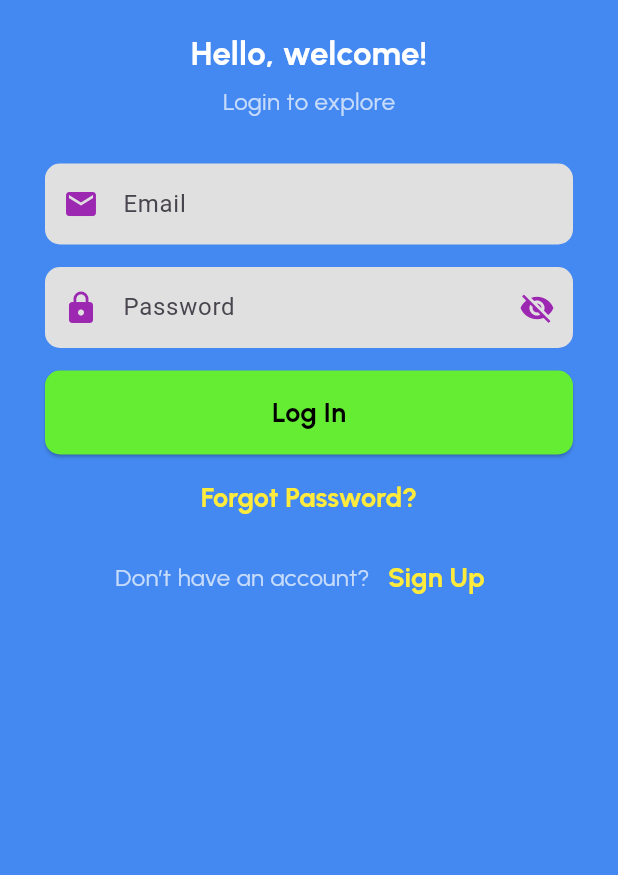
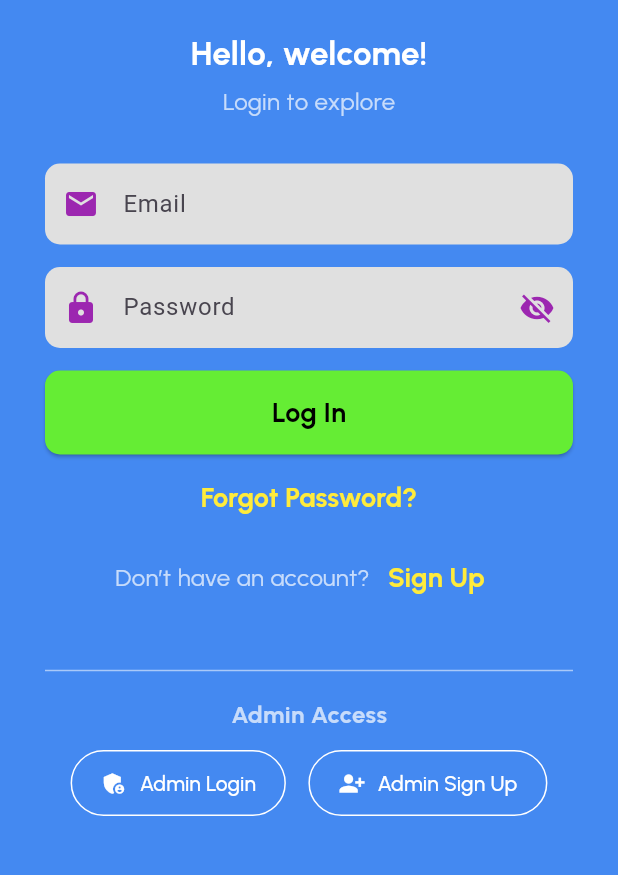
Before and after one commit to mohaiminulnirob/SWE-250_Android_App, a Flutter app: the screen it shows after launch, after a tap on "Get Started", on a phone screen of 412 x 824 dp, the part 264-1139 px from its top. Run offline on Flutter 3.47's test engine with Material 3 defaults, Android fonts, the phone set to English and light mode, and no system bars; our stand-ins replace cloud_firestore, firebase_auth, firebase_core, image_picker, table_calendar, webview_flutter; missing offline and left inert: webview_flutter_android; accounts and stored records are empty; network calls fail.

Commit message:
modify login page to add admin login & signUp buttons

```diff
--- a/lib/pages/login_page.dart
+++ b/lib/pages/login_page.dart
@@ -183,6 +183,49 @@ class _LoginPageState extends State<LoginPage> {
                     ),
                   ],
                 ),
+                const SizedBox(height: 30),
+                const Divider(color: Colors.white54),
+                const SizedBox(height: 10),
+                const Text("Admin Access",
+                    style: TextStyle(
+                        color: Colors.white70,
+                        fontSize: 16,
+                        fontWeight: FontWeight.bold,
+                        fontFamily: 'Urbanist')),
+                const SizedBox(height: 10),
+                Row(
+                  mainAxisAlignment: MainAxisAlignment.center,
+                  children: [
+                    OutlinedButton.icon(
+                      icon: const Icon(Icons.admin_panel_settings,
+                          color: Colors.white),
+                      label: const Text("Admin Login",
+                          style: TextStyle(
+                              color: Colors.white, fontFamily: 'Urbanist')),
+                      style: OutlinedButton.styleFrom(
+                        side: const BorderSide(color: Colors.white),
+                        padding: const EdgeInsets.symmetric(
+                            vertical: 12, horizontal: 20),
+                      ),
+                      onPressed: () {},
+                    ),
+                    const SizedBox(width: 15),
+                    OutlinedButton.icon(
+                      icon: const Icon(Icons.person_add_alt_1,
+                          color: Colors.white),
+                      label: const Text("Admin Sign Up",
+                          style: TextStyle(
+                              color: Colors.white, fontFamily: 'Urbanist')),
+                      style: OutlinedButton.styleFrom(
+                        side: const BorderSide(color: Colors.white),
+                        padding: const EdgeInsets.symmetric(
+                            vertical: 12, horizontal: 20),
+                      ),
+                      onPressed: () {},
+                    ),
+                  ],
+                ),
+                const SizedBox(height: 20),
               ],
             ),
           ),
```
Also changed, not shown: 4 other files.
